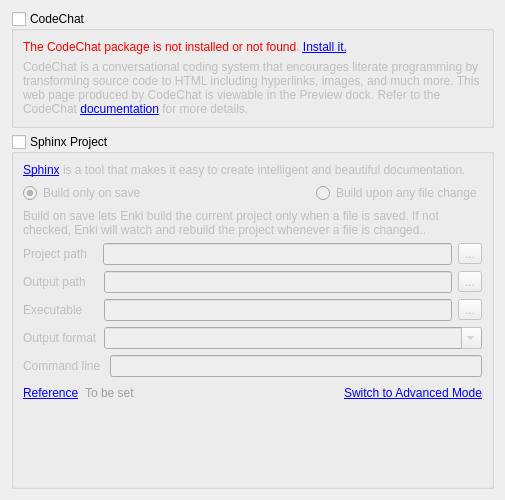
The window that enki/plugins/preview/Settings.ui (andreikop/enki) describes before a commit, drawn with Qt 5.
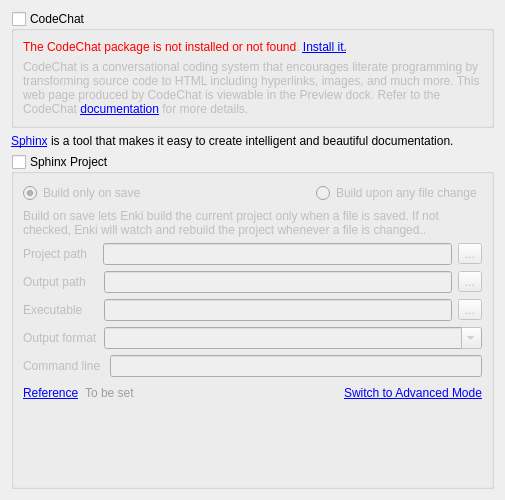
The same window after the commit.

Commit message: Shpinx settings: move Sphinx intro up to make it always enabled

Diff of the .ui file:
```diff
--- a/enki/plugins/preview/Settings.ui
+++ b/enki/plugins/preview/Settings.ui
@@ -49,6 +49,19 @@
      </layout>
     </widget>
    </item>
+   <item>
+    <widget class="QLabel" name="labelSphinxIntro">
+     <property name="text">
+      <string>&lt;html&gt;&lt;head/&gt;&lt;body&gt;&lt;p&gt;&lt;a href=&quot;http://sphinx-doc.org&quot;&gt;&lt;span style=&quot; text-decoration: underline; color:#0000ff;&quot;&gt;Sphinx&lt;/span&gt;&lt;/a&gt; is a tool that makes it easy to create intelligent and beautiful documentation.&lt;/p&gt;&lt;/body&gt;&lt;/html&gt;</string>
+     </property>
+     <property name="wordWrap">
+      <bool>true</bool>
+     </property>
+     <property name="openExternalLinks">
+      <bool>true</bool>
+     </property>
+    </widget>
+   </item>
    <item>
     <widget class="QGroupBox" name="gbSphinxProject">
      <property name="title">
@@ -61,19 +74,6 @@
       <bool>false</bool>
      </property>
      <layout class="QVBoxLayout" name="loSphinxProject">
-      <item>
-       <widget class="QLabel" name="labelSphinxIntro">
-        <property name="text">
-         <string>&lt;html&gt;&lt;head/&gt;&lt;body&gt;&lt;p&gt;&lt;a href=&quot;http://sphinx-doc.org&quot;&gt;&lt;span style=&quot; text-decoration: underline; color:#0000ff;&quot;&gt;Sphinx&lt;/span&gt;&lt;/a&gt; is a tool that makes it easy to create intelligent and beautiful documentation.&lt;/p&gt;&lt;/body&gt;&lt;/html&gt;</string>
-        </property>
-        <property name="wordWrap">
-         <bool>true</bool>
-        </property>
-        <property name="openExternalLinks">
-         <bool>true</bool>
-        </property>
-       </widget>
-      </item>
       <item>
        <layout class="QHBoxLayout" name="loBuildOnlyOnSave">
         <item>
```
The commit also changes 1 other file.
